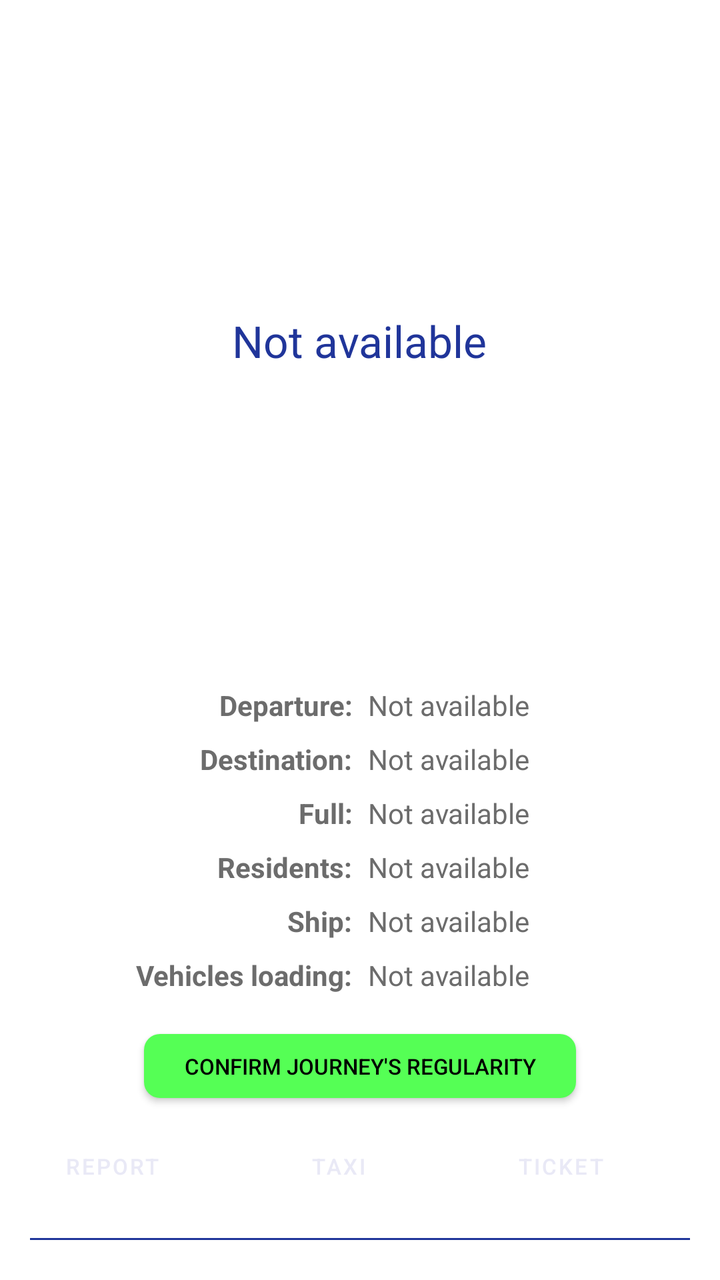
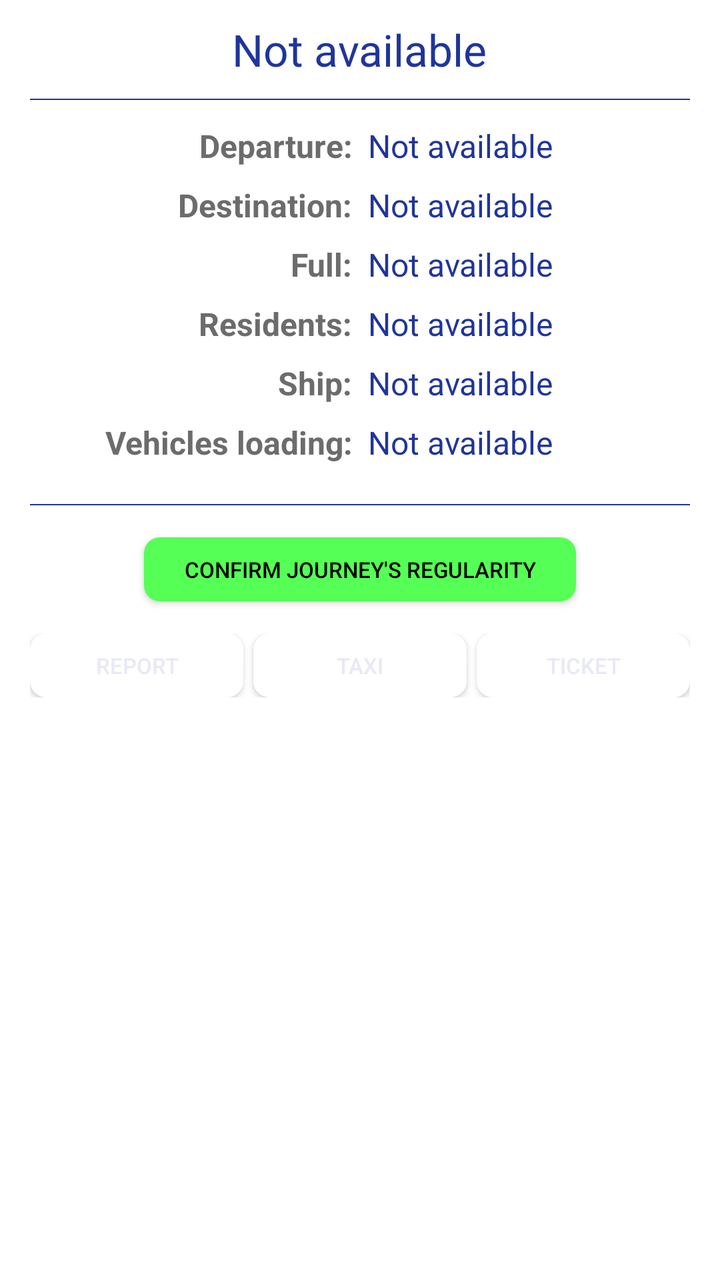

The first picture is an Android layout as it rendered before a commit; the second is the same layout after the commit. The layout source and the unified diff follow.
<!-- AndroidManifest.xml: application theme UnoProcidaResidenteTheme -->
<!-- res/layout/dettaglimezzo.xml -->
<?xml version="1.0" encoding="utf-8"?>
<LinearLayout xmlns:android="http://schemas.android.com/apk/res/android"
    android:layout_width="wrap_content"
    android:layout_height="wrap_content"
    android:id="@+id/linear_layout_dettagli_mezzo"
    android:orientation="vertical"
    android:background="@drawable/spinner_dropdown_background"
    android:padding="10dp">


    <TextView
        android:id="@+id/txtPartenzaDestinazione"
        android:layout_width="wrap_content"
        android:layout_height="0dp"
        android:layout_gravity="center"
        android:layout_marginHorizontal="10dp"
        android:layout_weight="0.8"
        android:autoSizeTextType="uniform"
        android:gravity="center"
        android:lines="1"
        android:text="@string/tampone"
        android:textAppearance="?android:attr/textAppearanceLarge"
        android:textColor="@color/tertiaryColor" />


    <GridLayout
        android:layout_width="match_parent"
        android:layout_height="wrap_content"
        android:columnCount="2"
        android:rowCount="6"
        android:padding="8dp"
        android:useDefaultMargins="true">

        <TextView
            android:layout_width="0dp"
            android:layout_height="wrap_content"
            android:layout_columnWeight="1"
            android:text="@string/text_view_partenza"
            android:lines="1"
            android:textSize="14sp"
            android:textColor="@color/grey"
            android:textStyle="bold"
            android:gravity="end"/>

        <TextView
            android:id="@+id/txtPartenza"
            android:layout_width="0dp"
            android:layout_height="wrap_content"
            android:layout_columnWeight="1"
            android:gravity="start"
            android:lines="1"
            android:autoSizeTextType="uniform"
            android:autoSizeMinTextSize="11sp"
            android:text="@string/tampone"
            android:textAppearance="?android:attr/textAppearanceMedium"
            android:textColor="@color/grey"
            android:textSize="14sp" />

        <TextView
            android:layout_width="0dp"
            android:layout_height="wrap_content"
            android:layout_columnWeight="1"
            android:text="@string/text_view_destinazione"
            android:lines="1"
            android:textSize="14sp"
            android:textColor="@color/grey"
            android:textStyle="bold"
            android:gravity="end"
            />

        <TextView
            android:id="@+id/txtArrivo"
            android:layout_width="0dp"
            android:layout_height="wrap_content"
            android:layout_columnWeight="1"
            android:text="@string/tampone"
            android:textSize="14sp"
            android:lines="1"
            android:autoSizeTextType="uniform"
            android:autoSizeMinTextSize="11sp"
            android:textColor="@color/grey"
            android:gravity="start"
            android:textAppearance="?android:attr/textAppearanceMedium" />

        <TextView
            android:layout_width="0dp"
            android:layout_height="wrap_content"
            android:layout_columnWeight="1"
            android:text="@string/text_view_costo_intero"
            android:textSize="14sp"
            android:lines="1"
            android:textColor="@color/grey"
            android:textStyle="bold"
            android:gravity="end"
            />

        <TextView
            android:id="@+id/txtCostoIntero"
            android:layout_width="0dp"
            android:layout_height="wrap_content"
            android:layout_columnWeight="1"
            android:text="@string/tampone"
            android:lines="1"
            android:textAppearance="?android:attr/textAppearanceMedium"
            android:textSize="14sp"
            android:textColor="@color/grey"
            android:gravity="start"/>

        <TextView
            android:layout_width="0dp"
            android:layout_height="wrap_content"
            android:lines="1"
            android:layout_columnWeight="1"
            android:text="@string/text_view_costo_ridotto"
            android:textSize="14sp"
            android:textColor="@color/grey"
            android:textStyle="bold"
            android:gravity="end"
            />

        <TextView
            android:id="@+id/txtCostoRidotto"
            android:layout_width="0dp"
            android:layout_height="wrap_content"
            android:layout_columnWeight="1"
            android:text="@string/tampone"
            android:textAppearance="?android:attr/textAppearanceMedium"
            android:textSize="14sp"
            android:lines="1"
            android:textColor="@color/grey"
            android:gravity="start"/>

        <TextView
            android:layout_width="0dp"
            android:layout_height="wrap_content"
            android:layout_columnWeight="1"
            android:text="@string/mezzo"
            android:textSize="14sp"
            android:lines="1"
            android:textColor="@color/grey"
            android:textStyle="bold"
            android:gravity="end"
            />

        <TextView
            android:id="@+id/txtMezzo"
            android:layout_width="0dp"
            android:layout_height="wrap_content"
            android:layout_columnWeight="1"
            android:text="@string/tampone"
            android:textSize="14sp"
            android:lines="1"
            android:textColor="@color/grey"
            android:gravity="start"/>

        <TextView
            android:layout_width="0dp"
            android:layout_height="wrap_content"
            android:layout_columnWeight="1"
            android:text="@string/text_view_trasporto_veicoli"
            android:textSize="14sp"
            android:lines="1"
            android:textColor="@color/grey"
            android:textStyle="bold"
            android:gravity="end"
            />

        <TextView
            android:id="@+id/txtAuto"
            android:layout_width="0dp"
            android:layout_height="wrap_content"
            android:layout_columnWeight="1"
            android:text="@string/tampone"
            android:lines="1"
            android:textSize="14sp"
            android:textAppearance="?android:attr/textAppearanceMedium"
            android:textColor="@color/grey"
            android:gravity="start"
            />
    </GridLayout>


    <TextView
        android:id="@+id/txtAllertaMeteo"
        android:layout_width="match_parent"
        android:layout_height="wrap_content"
        android:gravity="center"
        android:layout_marginVertical="10dp"
        android:visibility="gone"
        android:textColorHighlight="@color/warning_text"
        android:text="@string/tampone"
        android:textAppearance="?android:attr/textAppearanceMedium"
        android:textColor="@color/warning_text" />

    <Button
        android:layout_width="wrap_content"
        android:layout_height="wrap_content"
        android:text="@string/textConferma"
        android:layout_gravity="center_horizontal"
        android:background="@drawable/dialog_rounded_button_conferma"
        android:textSize="11sp"
        android:layout_marginHorizontal="5dp"
        android:layout_marginVertical="8dp"
        android:paddingVertical="0dp"
        android:textColor="@color/black"
        android:minHeight="32dp"
        />

    <LinearLayout
        style="?android:attr/buttonBarStyle"
        android:layout_width="match_parent"
        android:layout_height="wrap_content"
        android:orientation="horizontal"
        android:layout_marginTop="10dp"
        android:layout_marginHorizontal="5dp">

        <Button
            android:id="@+id/btnSegnala"
            style="?android:attr/buttonBarButtonStyle"
            android:layout_width="0dp"
            android:layout_height="match_parent"
            android:layout_marginEnd="5dp"
            android:layout_weight="1"
            android:background="@drawable/dialog_rounded_button"
            android:drawableEnd="@drawable/button_report_icon"
            android:drawablePadding="5dp"
            android:minHeight="32dp"
            android:text="@string/confermaOSmentisci"
            android:textColor="@color/primaryColor"
            android:textSize="11sp" />

        <Button
            android:id="@+id/btnTaxi"
            style="?android:attr/buttonBarButtonStyle"
            android:layout_width="0dp"
            android:layout_height="wrap_content"
            android:layout_gravity="center_horizontal"
            android:drawableEnd="@drawable/button_taxi_icon"
            android:drawablePadding="5dp"
            android:layout_weight="1"
            android:background="@drawable/dialog_rounded_button"
            android:text="@string/numeriTaxi"
            android:textSize="11sp"
            android:textColor="@color/primaryColor"
            android:minHeight="32dp"
            android:layout_marginHorizontal="5dp" />

        <Button
            android:id="@+id/btnBiglietterie"
            style="?android:attr/buttonBarButtonStyle"
            android:layout_width="0dp"
            android:layout_height="wrap_content"
            android:layout_gravity="center_horizontal"
            android:drawableEnd="@drawable/button_ticker_office_icon"
            android:drawablePadding="10dp"
            android:layout_weight="1"
            android:background="@drawable/dialog_rounded_button"
            android:text="@string/numeriUtili"
            android:textSize="11sp"
            android:textColor="@color/primaryColor"
            android:minHeight="32dp"
            android:layout_marginStart="5dp"/>

    </LinearLayout>

    <View
        android:id="@+id/view_separator"
        android:layout_width="match_parent"
        android:layout_height="1dp"
        android:layout_marginTop="20dp"
        android:layout_marginBottom="10dp"
        android:layout_marginHorizontal="5dp"
        android:visibility="visible"
        android:background="@color/tertiaryColor"/>





</LinearLayout>
<!-- resources referenced by this layout -->
<resources>
  <color name="black">#000000</color>
  <color name="grey">#6C6C6C</color>
  <color name="primaryColor">#E9E9F6</color>
  <color name="tertiaryColor">#20359A</color>
  <color name="warning_text">#FF0000</color>
  <!-- drawable button_report_icon (drawable) -->
  <layer-list xmlns:android="http://schemas.android.com/apk/res/android">
      <item
          android:drawable="@drawable/report_icon"
          android:width="16dp"
          android:height="16dp"
          android:gravity="center" />
  </layer-list>
  <!-- drawable button_taxi_icon (drawable) -->
  <layer-list xmlns:android="http://schemas.android.com/apk/res/android">
      <item
          android:drawable="@drawable/taxi_icon"
          android:width="16dp"
          android:height="16dp"
          android:gravity="center" />
  </layer-list>
  <!-- drawable button_ticker_office_icon (drawable) -->
  <layer-list xmlns:android="http://schemas.android.com/apk/res/android">
      <item
          android:drawable="@drawable/tickets_icon"
          android:width="16dp"
          android:height="16dp"
          android:gravity="center" />
  </layer-list>
  <!-- drawable dialog_rounded_button (drawable) -->
  <shape xmlns:android="http://schemas.android.com/apk/res/android">
      <solid android:color="@color/secondaryColor"/>
      <corners android:radius="8dp"/>
      <padding
          android:left="20dp"
          android:top="0dp"
          android:right="20dp"
          android:bottom="0dp"/>
  </shape>
  <!-- drawable dialog_rounded_button_conferma (drawable) -->
  <shape xmlns:android="http://schemas.android.com/apk/res/android">
      <solid android:color="#55FF55"/>
      <corners android:radius="8dp"/>
      <padding
          android:left="20dp"
          android:top="0dp"
          android:right="20dp"
          android:bottom="0dp"/>
  </shape>
  <!-- drawable spinner_dropdown_background (drawable) -->
  <?xml version="1.0" encoding="utf-8"?>
  
  <shape xmlns:android="http://schemas.android.com/apk/res/android">
      <solid android:color="@color/list_item_spinner_background_color"/>
      <corners android:radius="32dp"/>
      <stroke android:color="@color/list_item_spinner_background_color" android:width="1dp"/>
  </shape>
  <string name="confermaOSmentisci">Report</string>
  <string name="mezzo">"Ship:"</string>
  <string name="numeriTaxi">Taxi</string>
  <string name="numeriUtili">Ticket</string>
  <string name="tampone">Not available</string>
  <string name="textConferma">Confirm journey\'s regularity</string>
  <string name="text_view_costo_intero">Full:</string>
  <string name="text_view_costo_ridotto">Residents:</string>
  <string name="text_view_destinazione">Destination:</string>
  <string name="text_view_partenza">Departure:</string>
  <string name="text_view_trasporto_veicoli">Vehicles loading:</string>
  <style name="UnoProcidaResidenteTheme" parent="Theme.MaterialComponents.Light.NoActionBar">
  
          <item name="android:actionMenuTextColor">@color/white</item>
  
          <item name="android:textColorPrimary">@color/tertiaryColor</item>
          <item name="android:statusBarColor">@color/primaryColor</item>
          <item name="android:spinnerItemStyle">@style/MySpinnerTextStyle</item>
          <item name="android:spinnerDropDownItemStyle">@style/MySpinnerDropDownTextStyle</item>
      </style>
  <!-- drawable report_icon: png bitmap (drawable, 6173 bytes) -->
  <!-- drawable taxi_icon: png bitmap (drawable, 8320 bytes) -->
  <!-- drawable tickets_icon: png bitmap (drawable, 8321 bytes) -->
  <color name="secondaryColor">#FFFFFF</color>
  <color name="list_item_spinner_background_color">#FFFFFF</color>
  <color name="white">#FFFFFF</color>
  <style name="MySpinnerTextStyle" parent="android:Widget.TextView.SpinnerItem">
          <item name="android:textColor">@color/tertiaryColor</item>
      </style>
  <style name="MySpinnerDropDownTextStyle" parent="android:Widget.TextView.SpinnerItem">
          <item name="android:textColor">@android:color/holo_red_dark</item>
      </style>
</resources>

<!-- the commit's change to res/layout/dettaglimezzo.xml (unified diff, before → after) -->
@@ -4,25 +4,30 @@
     android:layout_height="wrap_content"
     android:id="@+id/linear_layout_dettagli_mezzo"
     android:orientation="vertical"
-    android:background="@drawable/spinner_dropdown_background"
+    android:background="@drawable/dialog_background"
     android:padding="10dp">
 
 
     <TextView
         android:id="@+id/txtPartenzaDestinazione"
         android:layout_width="wrap_content"
-        android:layout_height="0dp"
+        android:layout_height="wrap_content"
         android:layout_gravity="center"
         android:layout_marginHorizontal="10dp"
-        android:layout_weight="0.8"
         android:autoSizeTextType="uniform"
         android:gravity="center"
-        android:lines="1"
+
         android:text="@string/tampone"
         android:textAppearance="?android:attr/textAppearanceLarge"
-        android:textColor="@color/tertiaryColor" />
-
-
+        android:textColor="@color/tertiaryColor"
+        android:textSize="22sp" />
+
+    <View
+        android:layout_width="match_parent"
+        android:layout_height="0.5dp"
+        android:layout_marginHorizontal="5dp"
+        android:layout_marginTop="10dp"
+        android:background="@color/border_spinner_color" />
     <GridLayout
         android:layout_width="match_parent"
         android:layout_height="wrap_content"
@@ -36,8 +41,7 @@
             android:layout_height="wrap_content"
             android:layout_columnWeight="1"
             android:text="@string/text_view_partenza"
-            android:lines="1"
-            android:textSize="14sp"
+            android:textSize="16sp"
             android:textColor="@color/grey"
             android:textStyle="bold"
             android:gravity="end"/>
@@ -48,21 +52,17 @@
             android:layout_height="wrap_content"
             android:layout_columnWeight="1"
             android:gravity="start"
-            android:lines="1"
-            android:autoSizeTextType="uniform"
-            android:autoSizeMinTextSize="11sp"
-            android:text="@string/tampone"
-            android:textAppearance="?android:attr/textAppearanceMedium"
-            android:textColor="@color/grey"
-            android:textSize="14sp" />
+            android:text="@string/tampone"
+            android:textAppearance="?android:attr/textAppearanceMedium"
+            android:textColor="@color/tertiaryColor"
+            android:textSize="16sp" />
 
         <TextView
             android:layout_width="0dp"
             android:layout_height="wrap_content"
             android:layout_columnWeight="1"
             android:text="@string/text_view_destinazione"
-            android:lines="1"
-            android:textSize="14sp"
+            android:textSize="16sp"
             android:textColor="@color/grey"
             android:textStyle="bold"
             android:gravity="end"
@@ -74,11 +74,8 @@
             android:layout_height="wrap_content"
             android:layout_columnWeight="1"
             android:text="@string/tampone"
-            android:textSize="14sp"
-            android:lines="1"
-            android:autoSizeTextType="uniform"
-            android:autoSizeMinTextSize="11sp"
-            android:textColor="@color/grey"
+            android:textSize="16sp"
+            android:textColor="@color/tertiaryColor"
             android:gravity="start"
             android:textAppearance="?android:attr/textAppearanceMedium" />
 
@@ -87,8 +84,7 @@
             android:layout_height="wrap_content"
             android:layout_columnWeight="1"
             android:text="@string/text_view_costo_intero"
-            android:textSize="14sp"
-            android:lines="1"
+            android:textSize="16sp"
             android:textColor="@color/grey"
             android:textStyle="bold"
             android:gravity="end"
@@ -100,19 +96,17 @@
             android:layout_height="wrap_content"
             android:layout_columnWeight="1"
             android:text="@string/tampone"
-            android:lines="1"
-            android:textAppearance="?android:attr/textAppearanceMedium"
-            android:textSize="14sp"
-            android:textColor="@color/grey"
+            android:textAppearance="?android:attr/textAppearanceMedium"
+            android:textSize="16sp"
+            android:textColor="@color/tertiaryColor"
             android:gravity="start"/>
 
         <TextView
             android:layout_width="0dp"
             android:layout_height="wrap_content"
-            android:lines="1"
             android:layout_columnWeight="1"
             android:text="@string/text_view_costo_ridotto"
-            android:textSize="14sp"
+            android:textSize="16sp"
             android:textColor="@color/grey"
             android:textStyle="bold"
             android:gravity="end"
@@ -125,9 +119,8 @@
             android:layout_columnWeight="1"
             android:text="@string/tampone"
             android:textAppearance="?android:attr/textAppearanceMedium"
-            android:textSize="14sp"
-            android:lines="1"
-            android:textColor="@color/grey"
+            android:textSize="16sp"
+            android:textColor="@color/tertiaryColor"
             android:gravity="start"/>
 
         <TextView
@@ -135,8 +128,7 @@
             android:layout_height="wrap_content"
             android:layout_columnWeight="1"
             android:text="@string/mezzo"
-            android:textSize="14sp"
-            android:lines="1"
+            android:textSize="16sp"
             android:textColor="@color/grey"
             android:textStyle="bold"
             android:gravity="end"
@@ -148,9 +140,8 @@
             android:layout_height="wrap_content"
             android:layout_columnWeight="1"
             android:text="@string/tampone"
-            android:textSize="14sp"
-            android:lines="1"
-            android:textColor="@color/grey"
+            android:textSize="16sp"
+            android:textColor="@color/tertiaryColor"
             android:gravity="start"/>
 
         <TextView
@@ -158,8 +149,7 @@
             android:layout_height="wrap_content"
             android:layout_columnWeight="1"
             android:text="@string/text_view_trasporto_veicoli"
-            android:textSize="14sp"
-            android:lines="1"
+            android:textSize="16sp"
             android:textColor="@color/grey"
             android:textStyle="bold"
             android:gravity="end"
@@ -171,21 +161,25 @@
             android:layout_height="wrap_content"
             android:layout_columnWeight="1"
             android:text="@string/tampone"
-            android:lines="1"
-            android:textSize="14sp"
-            android:textAppearance="?android:attr/textAppearanceMedium"
-            android:textColor="@color/grey"
+            android:textSize="16sp"
+            android:textAppearance="?android:attr/textAppearanceMedium"
+            android:textColor="@color/tertiaryColor"
             android:gravity="start"
             />
     </GridLayout>
 
+    <View
+        android:layout_width="match_parent"
+        android:layout_height="0.5dp"
+        android:layout_marginHorizontal="5dp"
+        android:layout_marginVertical="8dp"
+        android:background="@color/border_spinner_color" />
 
     <TextView
         android:id="@+id/txtAllertaMeteo"
         android:layout_width="match_parent"
         android:layout_height="wrap_content"
         android:gravity="center"
-        android:layout_marginVertical="10dp"
         android:visibility="gone"
         android:textColorHighlight="@color/warning_text"
         android:text="@string/tampone"
@@ -193,6 +187,7 @@
         android:textColor="@color/warning_text" />
 
     <Button
+        android:id="@+id/buttonConferma"
         android:layout_width="wrap_content"
         android:layout_height="wrap_content"
         android:text="@string/textConferma"
@@ -205,72 +200,62 @@
         android:textColor="@color/black"
         android:minHeight="32dp"
         />
-
     <LinearLayout
-        style="?android:attr/buttonBarStyle"
         android:layout_width="match_parent"
         android:layout_height="wrap_content"
         android:orientation="horizontal"
-        android:layout_marginTop="10dp"
-        android:layout_marginHorizontal="5dp">
+        android:layout_marginTop="8dp"
+        android:layout_marginBottom="8dp"
+        android:layout_marginHorizontal="5dp"
+        >
 
         <Button
             android:id="@+id/btnSegnala"
-            style="?android:attr/buttonBarButtonStyle"
-            android:layout_width="0dp"
-            android:layout_height="match_parent"
-            android:layout_marginEnd="5dp"
+            android:layout_width="0dp"
+            android:layout_height="wrap_content"
             android:layout_weight="1"
+            android:padding="0dp"
             android:background="@drawable/dialog_rounded_button"
-            android:drawableEnd="@drawable/button_report_icon"
-            android:drawablePadding="5dp"
             android:minHeight="32dp"
             android:text="@string/confermaOSmentisci"
             android:textColor="@color/primaryColor"
             android:textSize="11sp" />
-
         <Button
             android:id="@+id/btnTaxi"
-            style="?android:attr/buttonBarButtonStyle"
             android:layout_width="0dp"
             android:layout_height="wrap_content"
             android:layout_gravity="center_horizontal"
-            android:drawableEnd="@drawable/button_taxi_icon"
-            android:drawablePadding="5dp"
             android:layout_weight="1"
+            android:padding="0dp"
             android:background="@drawable/dialog_rounded_button"
             android:text="@string/numeriTaxi"
             android:textSize="11sp"
             android:textColor="@color/primaryColor"
             android:minHeight="32dp"
-            android:layout_marginHorizontal="5dp" />
-
+            android:layout_marginHorizontal="5dp"/>
         <Button
             android:id="@+id/btnBiglietterie"
-            style="?android:attr/buttonBarButtonStyle"
             android:layout_width="0dp"
             android:layout_height="wrap_content"
             android:layout_gravity="center_horizontal"
-            android:drawableEnd="@drawable/button_ticker_office_icon"
-            android:drawablePadding="10dp"
             android:layout_weight="1"
+            android:padding="0dp"
             android:background="@drawable/dialog_rounded_button"
             android:text="@string/numeriUtili"
             android:textSize="11sp"
             android:textColor="@color/primaryColor"
-            android:minHeight="32dp"
-            android:layout_marginStart="5dp"/>
+            android:minHeight="32dp"/>
 
     </LinearLayout>
 
     <View
         android:id="@+id/view_separator"
         android:layout_width="match_parent"
-        android:layout_height="1dp"
-        android:layout_marginTop="20dp"
-        android:layout_marginBottom="10dp"
-        android:layout_marginHorizontal="5dp"
-        android:visibility="visible"
+        android:layout_height="0.5dp"
+        android:layout_marginBottom="8dp"
+        android:layout_marginTop="8dp"
+        android:layout_marginHorizontal="5dp"
+        android:visibility="gone"
         android:background="@color/tertiaryColor"/>
 
 
<!-- resource entries referenced after the edit -->
@@ -1,34 +1,21 @@
 <!-- resources referenced by this layout -->
 <resources>
   <color name="black">#000000</color>
+  <color name="border_spinner_color">#20359A</color>
   <color name="grey">#6C6C6C</color>
   <color name="primaryColor">#E9E9F6</color>
   <color name="tertiaryColor">#20359A</color>
   <color name="warning_text">#FF0000</color>
-  <!-- drawable button_report_icon (drawable) -->
-  <layer-list xmlns:android="http://schemas.android.com/apk/res/android">
-      <item
-          android:drawable="@drawable/report_icon"
-          android:width="16dp"
-          android:height="16dp"
-          android:gravity="center" />
-  </layer-list>
-  <!-- drawable button_taxi_icon (drawable) -->
-  <layer-list xmlns:android="http://schemas.android.com/apk/res/android">
-      <item
-          android:drawable="@drawable/taxi_icon"
-          android:width="16dp"
-          android:height="16dp"
-          android:gravity="center" />
-  </layer-list>
-  <!-- drawable button_ticker_office_icon (drawable) -->
-  <layer-list xmlns:android="http://schemas.android.com/apk/res/android">
-      <item
-          android:drawable="@drawable/tickets_icon"
-          android:width="16dp"
-          android:height="16dp"
-          android:gravity="center" />
-  </layer-list>
+  <!-- drawable dialog_background (drawable) -->
+  <?xml version="1.0" encoding="utf-8"?>
+  
+  <shape xmlns:android="http://schemas.android.com/apk/res/android"
+      android:shape="rectangle">
+  
+      <corners android:radius="16dp"/>
+      <solid android:color="@color/list_item_spinner_background_color"/>
+      <stroke android:width="1dp" android:color="@color/list_item_spinner_border_color"/>
+  </shape>
   <!-- drawable dialog_rounded_button (drawable) -->
   <shape xmlns:android="http://schemas.android.com/apk/res/android">
       <solid android:color="@color/secondaryColor"/>
@@ -48,14 +35,6 @@
           android:top="0dp"
           android:right="20dp"
           android:bottom="0dp"/>
-  </shape>
-  <!-- drawable spinner_dropdown_background (drawable) -->
-  <?xml version="1.0" encoding="utf-8"?>
-  
-  <shape xmlns:android="http://schemas.android.com/apk/res/android">
-      <solid android:color="@color/list_item_spinner_background_color"/>
-      <corners android:radius="32dp"/>
-      <stroke android:color="@color/list_item_spinner_background_color" android:width="1dp"/>
   </shape>
   <string name="confermaOSmentisci">Report</string>
   <string name="mezzo">"Ship:"</string>
@@ -77,11 +56,9 @@
           <item name="android:spinnerItemStyle">@style/MySpinnerTextStyle</item>
           <item name="android:spinnerDropDownItemStyle">@style/MySpinnerDropDownTextStyle</item>
       </style>
-  <!-- drawable report_icon: png bitmap (drawable, 6173 bytes) -->
-  <!-- drawable taxi_icon: png bitmap (drawable, 8320 bytes) -->
-  <!-- drawable tickets_icon: png bitmap (drawable, 8321 bytes) -->
+  <color name="list_item_spinner_background_color">#FFFFFF</color>
+  <color name="list_item_spinner_border_color">#FFFFFF</color>
   <color name="secondaryColor">#FFFFFF</color>
-  <color name="list_item_spinner_background_color">#FFFFFF</color>
   <color name="white">#FFFFFF</color>
   <style name="MySpinnerTextStyle" parent="android:Widget.TextView.SpinnerItem">
           <item name="android:textColor">@color/tertiaryColor</item>
